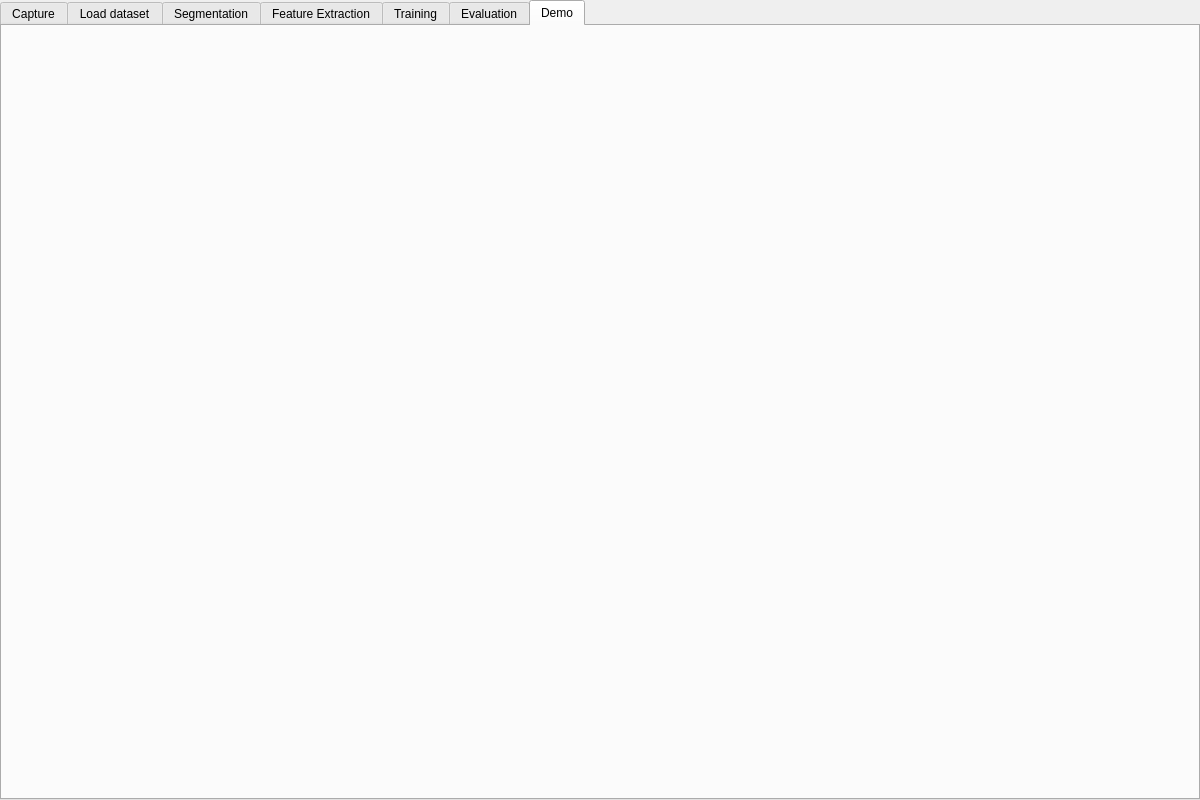
Above: classification/mainwindow.ui from vLabayen/giltzacls before the change. Below: the same form after it.
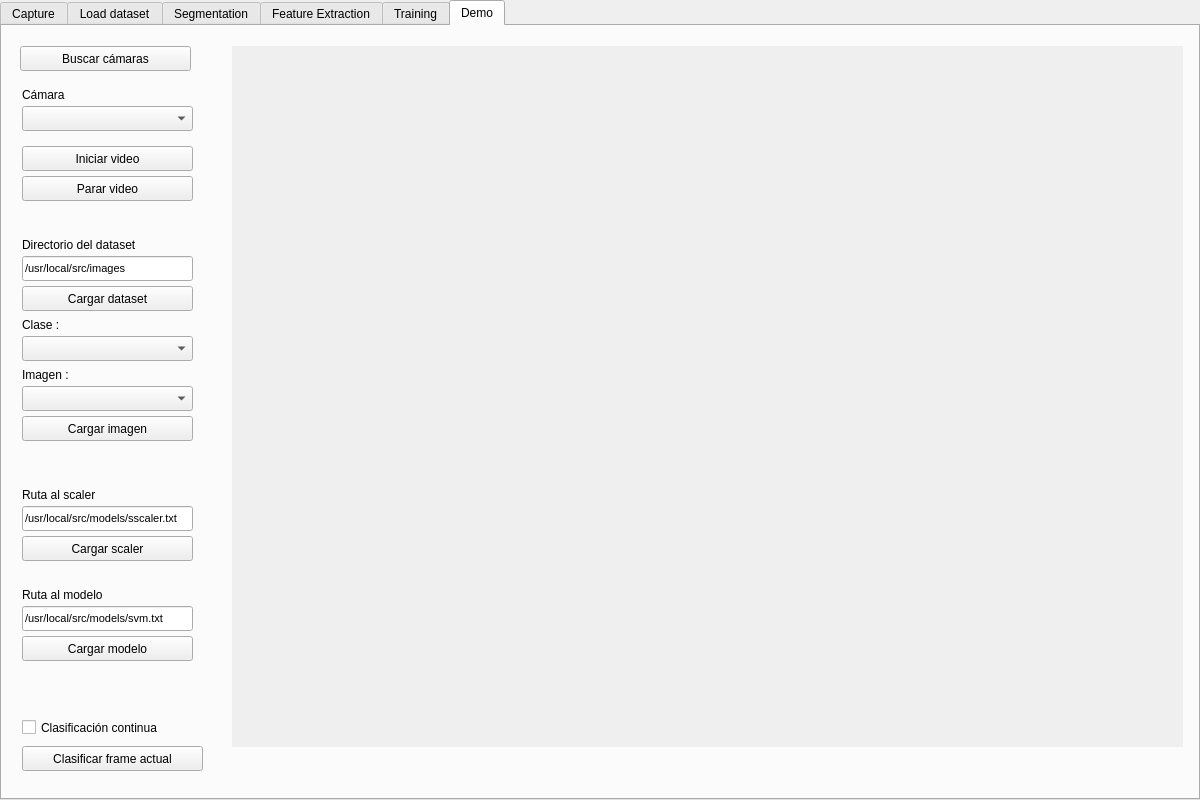
That is the form after the change. The open tabs and pages were chosen to show the change.

The edit to the form file:
```diff
--- a/classification/mainwindow.ui
+++ b/classification/mainwindow.ui
@@ -1018,16 +1018,413 @@
        <string>Guardar SVM</string>
       </property>
      </widget>
-    </widget>
-    <widget class="QWidget" name="evaluation">
-     <attribute name="title">
-      <string>Evaluation</string>
-     </attribute>
+     <widget class="QLineEdit" name="training_saveSVMpath_lineEdit">
+      <property name="geometry">
+       <rect>
+        <x>30</x>
+        <y>680</y>
+        <width>221</width>
+        <height>25</height>
+       </rect>
+      </property>
+      <property name="font">
+       <font>
+        <pointsize>8</pointsize>
+       </font>
+      </property>
+      <property name="text">
+       <string>/usr/local/src/models/svm.txt</string>
+      </property>
+     </widget>
+     <widget class="QLabel" name="training_saveSVMpath_label">
+      <property name="geometry">
+       <rect>
+        <x>30</x>
+        <y>660</y>
+        <width>221</width>
+        <height>17</height>
+       </rect>
+      </property>
+      <property name="text">
+       <string>Ruta para guardar el modelo</string>
+      </property>
+     </widget>
+     <widget class="QPushButton" name="training_standarizeDataset_pushButton">
+      <property name="geometry">
+       <rect>
+        <x>30</x>
+        <y>260</y>
+        <width>221</width>
+        <height>25</height>
+       </rect>
+      </property>
+      <property name="text">
+       <string>Estandarizar dataset</string>
+      </property>
+     </widget>
+     <widget class="QLineEdit" name="training_saveScalerPath_lineEdit">
+      <property name="geometry">
+       <rect>
+        <x>30</x>
+        <y>320</y>
+        <width>221</width>
+        <height>25</height>
+       </rect>
+      </property>
+      <property name="font">
+       <font>
+        <pointsize>8</pointsize>
+       </font>
+      </property>
+      <property name="text">
+       <string>/usr/local/src/models/sscaler.txt</string>
+      </property>
+     </widget>
+     <widget class="QLabel" name="training_saveScaler_label">
+      <property name="geometry">
+       <rect>
+        <x>30</x>
+        <y>300</y>
+        <width>211</width>
+        <height>17</height>
+       </rect>
+      </property>
+      <property name="text">
+       <string>Ruta para guardar el scaler</string>
+      </property>
+     </widget>
+     <widget class="QPushButton" name="training_saveScaler_pushButton">
+      <property name="geometry">
+       <rect>
+        <x>30</x>
+        <y>360</y>
+        <width>221</width>
+        <height>25</height>
+       </rect>
+      </property>
+      <property name="text">
+       <string>Guardar scaler</string>
+      </property>
+     </widget>
     </widget>
     <widget class="QWidget" name="demo">
      <attribute name="title">
       <string>Demo</string>
      </attribute>
+     <widget class="QPushButton" name="demo_searchCameras_pushButton">
+      <property name="geometry">
+       <rect>
+        <x>18</x>
+        <y>20</y>
+        <width>171</width>
+        <height>25</height>
+       </rect>
+      </property>
+      <property name="text">
+       <string>Buscar cámaras</string>
+      </property>
+     </widget>
+     <widget class="QPushButton" name="demo_stopVideo_pushButton">
+      <property name="geometry">
+       <rect>
+        <x>20</x>
+        <y>150</y>
+        <width>171</width>
+        <height>25</height>
+       </rect>
+      </property>
+      <property name="text">
+       <string>Parar video</string>
+      </property>
+     </widget>
+     <widget class="QPushButton" name="demo_startVideo_pushButton">
+      <property name="geometry">
+       <rect>
+        <x>20</x>
+        <y>120</y>
+        <width>171</width>
+        <height>25</height>
+       </rect>
+      </property>
+      <property name="text">
+       <string>Iniciar video</string>
+      </property>
+     </widget>
+     <widget class="QComboBox" name="demo_cameraDropdown_comboBox">
+      <property name="geometry">
+       <rect>
+        <x>20</x>
+        <y>80</y>
+        <width>171</width>
+        <height>25</height>
+       </rect>
+      </property>
+     </widget>
+     <widget class="QLabel" name="demo_cameraLabel">
+      <property name="geometry">
+       <rect>
+        <x>20</x>
+        <y>60</y>
+        <width>67</width>
+        <height>17</height>
+       </rect>
+      </property>
+      <property name="text">
+       <string>Cámara</string>
+      </property>
+     </widget>
+     <widget class="QPushButton" name="demo_classifyFrame_pushButton">
+      <property name="geometry">
+       <rect>
+        <x>20</x>
+        <y>720</y>
+        <width>181</width>
+        <height>25</height>
+       </rect>
+      </property>
+      <property name="text">
+       <string>Clasificar frame actual</string>
+      </property>
+     </widget>
+     <widget class="QCheckBox" name="demo_continuousClassification_checkBox">
+      <property name="geometry">
+       <rect>
+        <x>20</x>
+        <y>690</y>
+        <width>181</width>
+        <height>23</height>
+       </rect>
+      </property>
+      <property name="text">
+       <string>Clasificación continua</string>
+      </property>
+     </widget>
+     <widget class="QLabel" name="demo_modelPath_label">
+      <property name="geometry">
+       <rect>
+        <x>20</x>
+        <y>560</y>
+        <width>161</width>
+        <height>17</height>
+       </rect>
+      </property>
+      <property name="text">
+       <string>Ruta al modelo</string>
+      </property>
+     </widget>
+     <widget class="QLineEdit" name="demo_modelPath_lineEdit">
+      <property name="geometry">
+       <rect>
+        <x>20</x>
+        <y>580</y>
+        <width>171</width>
+        <height>25</height>
+       </rect>
+      </property>
+      <property name="font">
+       <font>
+        <pointsize>8</pointsize>
+       </font>
+      </property>
+      <property name="text">
+       <string>/usr/local/src/models/svm.txt</string>
+      </property>
+     </widget>
+     <widget class="QPushButton" name="demo_loadModel_pushButton">
+      <property name="geometry">
+       <rect>
+        <x>20</x>
+        <y>610</y>
+        <width>171</width>
+        <height>25</height>
+       </rect>
+      </property>
+      <property name="text">
+       <string>Cargar modelo</string>
+      </property>
+     </widget>
+     <widget class="QLabel" name="demo_cameraDisplay_label">
+      <property name="geometry">
+       <rect>
+        <x>230</x>
+        <y>20</y>
+        <width>951</width>
+        <height>701</height>
+       </rect>
+      </property>
+      <property name="autoFillBackground">
+       <bool>true</bool>
+      </property>
+      <property name="text">
+       <string/>
+      </property>
+      <property name="scaledContents">
+       <bool>true</bool>
+      </property>
+     </widget>
+     <widget class="QPushButton" name="demo_loadDataset_pushButton">
+      <property name="geometry">
+       <rect>
+        <x>20</x>
+        <y>260</y>
+        <width>171</width>
+        <height>25</height>
+       </rect>
+      </property>
+      <property name="text">
+       <string>Cargar dataset</string>
+      </property>
+     </widget>
+     <widget class="QComboBox" name="demo_class_comboBox">
+      <property name="geometry">
+       <rect>
+        <x>20</x>
+        <y>310</y>
+        <width>171</width>
+        <height>25</height>
+       </rect>
+      </property>
+     </widget>
+     <widget class="QComboBox" name="demo_image_comboBox">
+      <property name="geometry">
+       <rect>
+        <x>20</x>
+        <y>360</y>
+        <width>171</width>
+        <height>25</height>
+       </rect>
+      </property>
+     </widget>
+     <widget class="QLabel" name="demo_class_label">
+      <property name="geometry">
+       <rect>
+        <x>20</x>
+        <y>290</y>
+        <width>67</width>
+        <height>17</height>
+       </rect>
+      </property>
+      <property name="text">
+       <string>Clase :</string>
+      </property>
+     </widget>
+     <widget class="QLabel" name="demo_image_label">
+      <property name="geometry">
+       <rect>
+        <x>20</x>
+        <y>340</y>
+        <width>67</width>
+        <height>17</height>
+       </rect>
+      </property>
+      <property name="text">
+       <string>Imagen :</string>
+      </property>
+     </widget>
+     <widget class="QPushButton" name="demo_loadImage_pushButton">
+      <property name="geometry">
+       <rect>
+        <x>20</x>
+        <y>390</y>
+        <width>171</width>
+        <height>25</height>
+       </rect>
+      </property>
+      <property name="text">
+       <string>Cargar imagen</string>
+      </property>
+     </widget>
+     <widget class="QLineEdit" name="demo_datastePath_lineEdit">
+      <property name="geometry">
+       <rect>
+        <x>20</x>
+        <y>230</y>
+        <width>171</width>
+        <height>25</height>
+       </rect>
+      </property>
+      <property name="font">
+       <font>
+        <pointsize>8</pointsize>
+       </font>
+      </property>
+      <property name="text">
+       <string>/usr/local/src/images</string>
+      </property>
+     </widget>
+     <widget class="QLabel" name="demo_datasetPath_label">
+      <property name="geometry">
+       <rect>
+        <x>20</x>
+        <y>210</y>
+        <width>151</width>
+        <height>17</height>
+       </rect>
+      </property>
+      <property name="text">
+       <string>Directorio del dataset</string>
+      </property>
+     </widget>
+     <widget class="QPushButton" name="demo_loadScaler_pushButton">
+      <property name="geometry">
+       <rect>
+        <x>20</x>
+        <y>510</y>
+        <width>171</width>
+        <height>25</height>
+       </rect>
+      </property>
+      <property name="text">
+       <string>Cargar scaler</string>
+      </property>
+     </widget>
+     <widget class="QLineEdit" name="demo_scalerPath_lineEdit">
+      <property name="geometry">
+       <rect>
+        <x>20</x>
+        <y>480</y>
+        <width>171</width>
+        <height>25</height>
+       </rect>
+      </property>
+      <property name="font">
+       <font>
+        <pointsize>8</pointsize>
+       </font>
+      </property>
+      <property name="text">
+       <string>/usr/local/src/models/sscaler.txt</string>
+      </property>
+     </widget>
+     <widget class="QLabel" name="demo_scalerPath_label">
+      <property name="geometry">
+       <rect>
+        <x>20</x>
+        <y>460</y>
+        <width>161</width>
+        <height>17</height>
+       </rect>
+      </property>
+      <property name="text">
+       <string>Ruta al scaler</string>
+      </property>
+     </widget>
+     <widget class="QLabel" name="demo_predictedKey_label">
+      <property name="geometry">
+       <rect>
+        <x>530</x>
+        <y>730</y>
+        <width>341</width>
+        <height>20</height>
+       </rect>
+      </property>
+      <property name="text">
+       <string/>
+      </property>
+      <property name="alignment">
+       <set>Qt::AlignCenter</set>
+      </property>
+     </widget>
     </widget>
    </widget>
   </widget>
```
Left out of the diff: 12 changed lines with no effect on the pictures.
